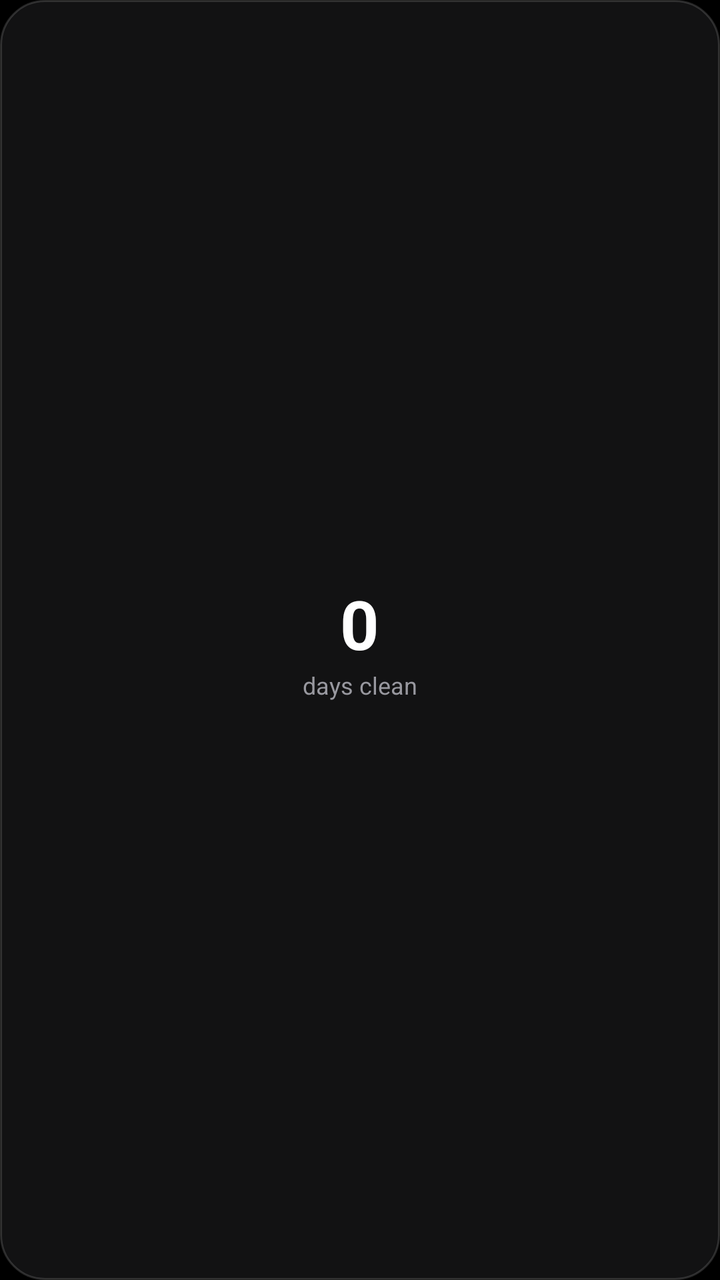
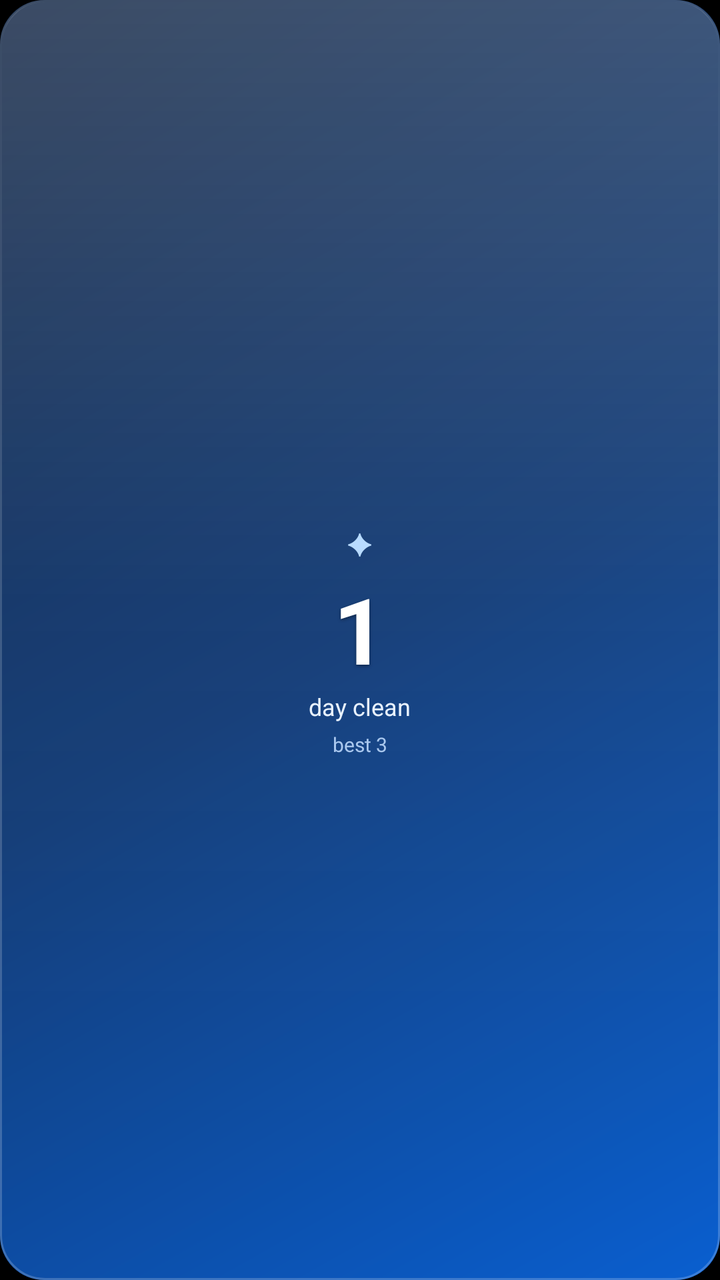

Compare the two renders of this Android layout. The source of the first and the diff that turns it into the second are given below.
<!-- AndroidManifest.xml: application theme Theme.Vigil -->
<!-- res/layout/widget_streak.xml -->
<?xml version="1.0" encoding="utf-8"?>
<LinearLayout xmlns:android="http://schemas.android.com/apk/res/android"
    android:id="@+id/widget_root"
    android:layout_width="match_parent"
    android:layout_height="match_parent"
    android:orientation="vertical"
    android:gravity="center"
    android:padding="12dp"
    android:background="@drawable/widget_bg">

    <TextView
        android:id="@+id/widget_number"
        android:layout_width="wrap_content"
        android:layout_height="wrap_content"
        android:text="0"
        android:textSize="34sp"
        android:textStyle="bold"
        android:textColor="#FFFFFF" />

    <TextView
        android:id="@+id/widget_label"
        android:layout_width="wrap_content"
        android:layout_height="wrap_content"
        android:text="days clean"
        android:textSize="12sp"
        android:textColor="#98989F" />
</LinearLayout>
<!-- resources referenced by this layout -->
<resources>
  <!-- drawable widget_bg (drawable) -->
  <?xml version="1.0" encoding="utf-8"?>
  <shape xmlns:android="http://schemas.android.com/apk/res/android" android:shape="rectangle">
      <solid android:color="#E6141416" />
      <corners android:radius="22dp" />
      <stroke android:width="1dp" android:color="#26FFFFFF" />
  </shape>
  <style name="Theme.Vigil" parent="android:Theme.Material.NoActionBar">
          <item name="android:windowBackground">@android:color/black</item>
          <item name="android:statusBarColor">@android:color/transparent</item>
          <item name="android:navigationBarColor">@android:color/transparent</item>
          <item name="android:windowLightStatusBar">false</item>
      </style>
</resources>

<!-- the commit's change to res/layout/widget_streak.xml (unified diff, before → after) -->
@@ -5,23 +5,45 @@
     android:layout_height="match_parent"
     android:orientation="vertical"
     android:gravity="center"
-    android:padding="12dp"
-    android:background="@drawable/widget_bg">
+    android:padding="14dp"
+    android:background="@drawable/widget_gradient">
+
+    <TextView
+        android:id="@+id/widget_flame"
+        android:layout_width="wrap_content"
+        android:layout_height="wrap_content"
+        android:text="✦"
+        android:textSize="15sp"
+        android:textColor="#B8DBFF"
+        android:layout_marginBottom="2dp" />
 
     <TextView
         android:id="@+id/widget_number"
         android:layout_width="wrap_content"
         android:layout_height="wrap_content"
-        android:text="0"
-        android:textSize="34sp"
+        android:text="1"
+        android:textSize="46sp"
         android:textStyle="bold"
-        android:textColor="#FFFFFF" />
+        android:textColor="#FFFFFF"
+        android:shadowColor="#66000000"
+        android:shadowDx="0"
+        android:shadowDy="2"
+        android:shadowRadius="4" />
 
     <TextView
         android:id="@+id/widget_label"
         android:layout_width="wrap_content"
         android:layout_height="wrap_content"
-        android:text="days clean"
+        android:text="day clean"
         android:textSize="12sp"
-        android:textColor="#98989F" />
+        android:textColor="#E8F2FF" />
+
+    <TextView
+        android:id="@+id/widget_best"
+        android:layout_width="wrap_content"
+        android:layout_height="wrap_content"
+        android:text="best 3"
+        android:textSize="10sp"
+        android:textColor="#AAC8EE"
+        android:layout_marginTop="4dp" />
 </LinearLayout>
<!-- resource entries referenced after the edit -->
@@ -1,12 +1,42 @@
 <!-- resources referenced by this layout -->
 <resources>
-  <!-- drawable widget_bg (drawable) -->
+  <!-- drawable widget_gradient (drawable) -->
   <?xml version="1.0" encoding="utf-8"?>
-  <shape xmlns:android="http://schemas.android.com/apk/res/android" android:shape="rectangle">
-      <solid android:color="#E6141416" />
-      <corners android:radius="22dp" />
-      <stroke android:width="1dp" android:color="#26FFFFFF" />
-  </shape>
+  <layer-list xmlns:android="http://schemas.android.com/apk/res/android">
+      
+      <item>
+          <shape android:shape="rectangle">
+              <gradient
+                  android:startColor="#0A1E3D"
+                  android:centerColor="#103A76"
+                  android:endColor="#0A5FD0"
+                  android:angle="315"
+                  android:type="linear" />
+              <corners android:radius="22dp" />
+          </shape>
+      </item>
+      
+      <item
+          android:left="1dp"
+          android:right="1dp"
+          android:top="1dp"
+          android:bottom="40dp">
+          <shape android:shape="rectangle">
+              <gradient
+                  android:startColor="#33FFFFFF"
+                  android:centerColor="#0AFFFFFF"
+                  android:endColor="#00000000"
+                  android:angle="270" />
+              <corners android:radius="21dp" />
+          </shape>
+      </item>
+      <item>
+          <shape android:shape="rectangle">
+              <stroke android:width="1dp" android:color="#33FFFFFF" />
+              <corners android:radius="22dp" />
+          </shape>
+      </item>
+  </layer-list>
   <style name="Theme.Vigil" parent="android:Theme.Material.NoActionBar">
           <item name="android:windowBackground">@android:color/black</item>
           <item name="android:statusBarColor">@android:color/transparent</item>
